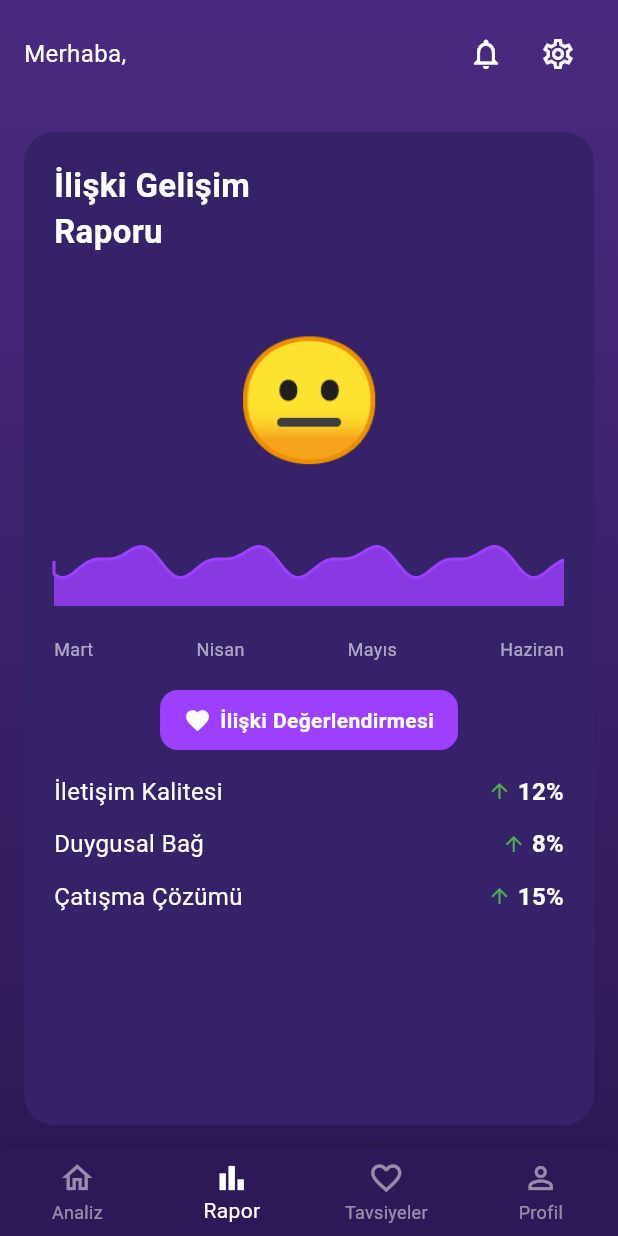
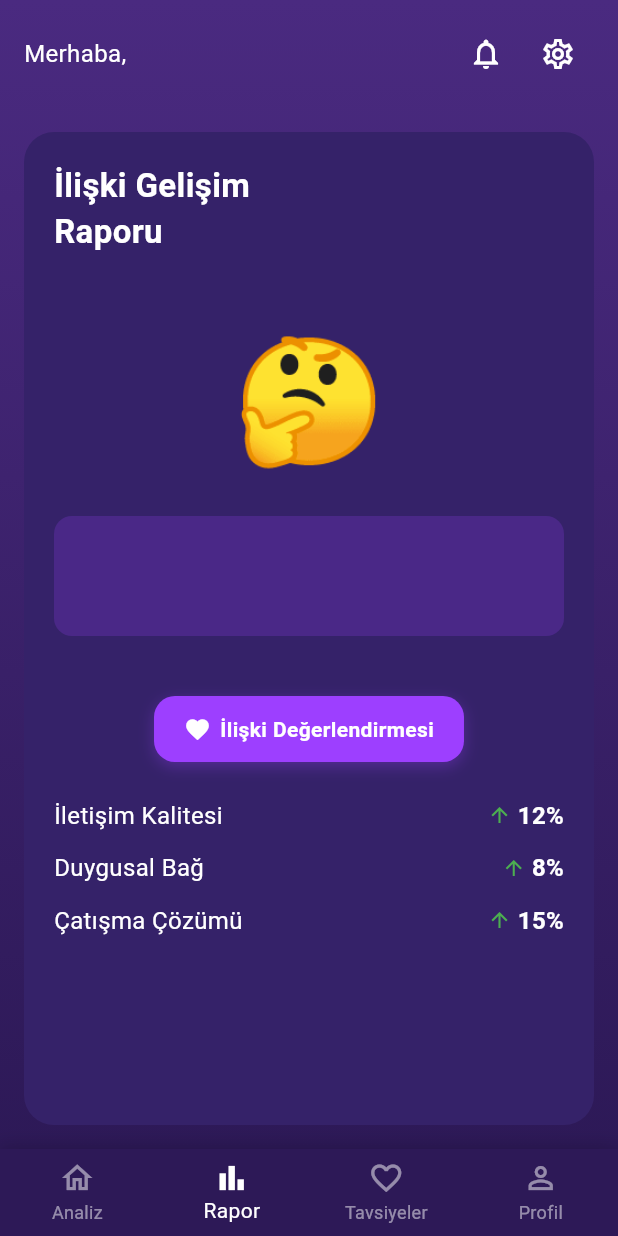
Before and after one commit to aligencturk/Flortya, a Flutter app: the screen it shows once a user with an empty profile is signed in, swiped to page 2, on a phone screen of 412 x 824 dp. Run offline on Flutter 3.47's test engine with Material 3 defaults, Android fonts, the phone set to English and light mode, and no system bars; drawn by our look-alikes of flutter_animate; our stand-ins replace cloud_firestore, firebase_auth, firebase_core, firebase_storage, flutter_dotenv, flutter_keyboard_visibility and 6 more; missing offline and left inert: firebase_app_check; accounts and stored records are empty; network calls fail; Roboto replaces fonts that are missing (Nunito).

Commit message:
HomeView'de ilişki raporu sekmesine ReportViewModel eklendi. İlişki puanı hesaplama ve gösterme işlevselliği geliştirildi. Dalga animasyonu ve emoji gösterimi, ilişki puanına göre güncellendi. Kod yapısı ve okunabilirlik artırıldı.

```diff
--- a/lib/views/home_view.dart
+++ b/lib/views/home_view.dart
@@ -10,6 +10,7 @@ import '../viewmodels/auth_viewmodel.dart';
 import '../viewmodels/message_viewmodel.dart';
 import '../viewmodels/profile_viewmodel.dart';
 import '../viewmodels/advice_viewmodel.dart';
+import '../viewmodels/report_viewmodel.dart';
 import '../controllers/home_controller.dart';
 import '../app_router.dart';
 
@@ -915,6 +916,19 @@ class _HomeViewState extends State<HomeView> {
 
   // İlişki Raporu Tab
   Widget _buildRelationshipReportTab(BuildContext context) {
+    // Ekrandaki hata: Consumer kullanarak ReportViewModel içindeki değişimleri dinlemeliyiz
+    return Consumer<ReportViewModel>(
+      builder: (context, reportViewModel, _) {
+        // İlişki puanını al (varsa)
+        int? relationshipScore;
+        if (reportViewModel.reportResult != null && reportViewModel.reportResult!.containsKey('relationship_type')) {
+          final relationshipType = reportViewModel.reportResult!['relationship_type'] as String;
+          relationshipScore = _calculateRelationshipScore(relationshipType);
+          debugPrint('İlişki tipi: $relationshipType, Puan: $relationshipScore');
+        } else {
+          debugPrint('Rapor henüz oluşturulmamış');
+        }
+
         return SafeArea(
           child: Column(
             children: [
@@ -976,7 +990,7 @@ class _HomeViewState extends State<HomeView> {
 
                         const SizedBox(height: 24),
 
-                    // İlişki Gelişim Grafiği
+                        // İlişki Gelişim Görselleştirmesi - Emoji ve Dalga Animasyonu
                         Container(
                           height: 250,
                           width: double.infinity,
@@ -985,51 +999,59 @@ class _HomeViewState extends State<HomeView> {
                               // Emoji Göstergesi
                               const SizedBox(height: 16),
                               Text(
-                            _getRelationshipEmoji(60), // İlişki puanını burada belirleyin (örnek: 60)
+                                _getRelationshipEmoji(relationshipScore),
                                 style: const TextStyle(fontSize: 80),
-                          ),
+                              )
+                              .animate()
+                              .fadeIn(duration: 600.ms)
+                              .slide(begin: const Offset(0, -0.5), end: Offset.zero),
 
                               const SizedBox(height: 20),
 
                               // Dalga Animasyonu
                               SizedBox(
-                            height: 60,
+                                height: 80,
                                 width: double.infinity,
-                            child: _buildWaveAnimation(60, const Color(0xFF9D3FFF)), // İlişki puanını burada belirleyin
+                                child: relationshipScore != null
+                                  ? _buildWaveAnimation(relationshipScore, const Color(0xFF9D3FFF))
+                                  : Container(
+                                    decoration: BoxDecoration(
+                                      color: const Color(0xFF9D3FFF).withOpacity(0.2),
+                                      borderRadius: BorderRadius.circular(12),
+                                    ),
+                                  ),
+                              )
+                              .animate()
+                              .fadeIn(delay: 200.ms, duration: 600.ms),
+                            ],
+                          ),
                         ),
 
                         const SizedBox(height: 20),
 
-                          // Ayları göster
-                          Row(
-                            mainAxisAlignment: MainAxisAlignment.spaceBetween,
-                            children: [
-                              const Text('Mart', style: TextStyle(color: Colors.white60, fontSize: 12)),
-                              const Text('Nisan', style: TextStyle(color: Colors.white60, fontSize: 12)),
-                              const Text('Mayıs', style: TextStyle(color: Colors.white60, fontSize: 12)),
-                              const Text('Haziran', style: TextStyle(color: Colors.white60, fontSize: 12)),
-                            ],
-                          ),
-                        ],
-                      ),
-                    ),
-
-                    const SizedBox(height: 16),
-
-                    // İlişki Değerlendirmesi Butonu - Buraya taşındı
+                        // İlişki Değerlendirmesi Butonu
                         Center(
                           child: Container(
-                        padding: const EdgeInsets.symmetric(horizontal: 16, vertical: 10),
+                            padding: const EdgeInsets.symmetric(horizontal: 20, vertical: 12),
                             decoration: BoxDecoration(
                               color: const Color(0xFF9D3FFF),
-                          borderRadius: BorderRadius.circular(12),
+                              borderRadius: BorderRadius.circular(14),
+                              boxShadow: [
+                                BoxShadow(
+                                  color: const Color(0xFF9D3FFF).withOpacity(0.3),
+                                  blurRadius: 8,
+                                  offset: const Offset(0, 3),
+                                ),
+                              ],
                             ),
                             child: InkWell(
                               onTap: () {
+                                // AppRouter.reportRoute yerine AppRouter.report kullanılmalı
+                                // veya doğrudan _showRelationshipEvaluation metodu kullanılmalı
                                 _showRelationshipEvaluation(context);
                               },
                               child: Row(
-                            mainAxisSize: MainAxisSize.min, // Buton içeriği kadar yer kaplasın
+                                mainAxisSize: MainAxisSize.min,
                                 children: [
                                   const Icon(
                                     Icons.favorite,
@@ -1051,7 +1073,7 @@ class _HomeViewState extends State<HomeView> {
                           ),
                         ),
 
-                    const SizedBox(height: 16),
+                        const SizedBox(height: 24),
 
                         // Alt kategoriler değişim oranları
                         _buildCategoryChangeRow('İletişim Kalitesi', 12, true),
@@ -1072,6 +1094,30 @@ class _HomeViewState extends State<HomeView> {
         )
         .animate()
         .fadeIn(duration: 300.ms);
+      },
+    );
+  }
+
+  // İlişki tipini puana dönüştürme
+  int _calculateRelationshipScore(String relationshipType) {
+    final Map<String, int> typeScores = {
+      'Güven Odaklı': 85,
+      'Tutkulu': 75,
+      'Uyumlu': 80,
+      'Dengeli': 90,
+      'Mesafeli': 60,
+      'Kaçıngan': 50,
+      'Endişeli': 55,
+      'Çatışmalı': 40,
+      'Kararsız': 60,
+      'Gelişmekte Olan': 70,
+      'Gelişmekte Olan, Güven Sorunları Olan': 65,
+      'Sağlıklı': 95,
+      'Zorlayıcı': 45,
+      'Belirsiz': 65,
+    };
+
+    return typeScores[relationshipType] ?? 65;
   }
 
   // Kategori değişim satırını oluşturan yardımcı fonksiyon
@@ -2822,12 +2868,13 @@ class _HomeViewState extends State<HomeView> {
   }
 
   // İlişki uyum emojisi belirleme
-  String _getRelationshipEmoji(int score) {
-    if (score >= 90) return '😍'; // Mükemmel uyum
-    if (score >= 70) return '😊'; // İyi uyum
-    if (score >= 50) return '😐'; // Orta düzey uyum
-    if (score >= 30) return '😟'; // Düşen uyum
-    return '😢'; // Riskli ilişki durumu
+  String _getRelationshipEmoji(int? score) {
+    if (score == null) return '🤔'; // Henüz analiz yapılmadıysa
+
+    if (score >= 90) return '😊'; // 90-100 puan - mutlu emoji
+    if (score >= 60) return '🙂'; // 60-89 puan - nötr emoji
+    if (score >= 40) return '😟'; // 40-59 puan - endişeli emoji
+    return '😢'; // 0-39 puan - üzgün emoji
   }
 
   // Dalga animasyonu oluşturma
@@ -2836,27 +2883,41 @@ class _HomeViewState extends State<HomeView> {
     final double waveFrequency = _getWaveFrequency(score);
     final double waveHeight = _getWaveHeight(score);
 
-    return AnimatedWave(
-      color: baseColor,
+    // Skora göre renk değiştirme
+    final Color waveColor = _getWaveColor(score);
+
+    return ClipRRect(
+      borderRadius: BorderRadius.circular(12),
+      child: AnimatedWave(
+        color: waveColor,
         frequency: waveFrequency,
         amplitude: waveHeight,
-    );
+      ),
+    );
+  }
+
+  // Dalga rengini puana göre ayarlama
+  Color _getWaveColor(int score) {
+    if (score >= 90) return const Color(0xFF9D3FFF); // Mor - En iyi puan
+    if (score >= 60) return const Color(0xFF7B68EE); // Lavanta
+    if (score >= 40) return const Color(0xFFFF6B6B); // Turuncu-Kırmızı
+    return const Color(0xFFFF4500);  // Kırmızı - En düşük puan
   }
 
   // Dalga frekansını puana göre ayarlama (düşük puan = daha hızlı ve düzensiz dalga)
   double _getWaveFrequency(int score) {
-    if (score >= 80) return 0.05; // Sakin, yavaş dalga
-    if (score >= 60) return 0.08; // Orta hızda dalga
-    if (score >= 40) return 0.12; // Biraz hızlı dalga
-    return 0.15; // Çok hızlı ve düzensiz dalga
+    if (score >= 90) return 0.03; // 90-100 puan - Çok sakin, yavaş dalga
+    if (score >= 60) return 0.06; // 60-89 puan - Orta hızda dalga
+    if (score >= 40) return 0.10; // 40-59 puan - Hızlı dalga
+    return 0.15; // 0-39 puan - Çok hızlı ve düzensiz dalga
   }
 
   // Dalga yüksekliğini puana göre ayarlama (düşük puan = daha yüksek dalga)
   double _getWaveHeight(int score) {
-    if (score >= 80) return 5; // Çok sakin, düşük dalga
-    if (score >= 60) return 8; // Orta yükseklikte dalga
-    if (score >= 40) return 12; // Yüksek dalga
-    return 16; // Çok yüksek, şiddetli dalga
+    if (score >= 90) return 4;  // 90-100 puan - Çok düşük, yumuşak dalga
+    if (score >= 60) return 8;  // 60-89 puan - Orta yükseklikte dalga
+    if (score >= 40) return 12; // 40-59 puan - Yüksek dalga
+    return 18; // 0-39 puan - Çok yüksek, sert ve düzensiz dalga
   }
 }
 
@@ -2891,7 +2952,7 @@ class _AnimatedWaveState extends State<AnimatedWave> with SingleTickerProviderSt
     _controller = AnimationController(
       vsync: this,
       // İlişki puanına göre farklı hızda hareket eden animasyon
-      duration: Duration(milliseconds: (5000 / widget.frequency).round()),
+      duration: Duration(milliseconds: (3000 / widget.frequency).round()),
     );
 
     // Sürekli tekrarlayan animasyon
@@ -2919,6 +2980,7 @@ class _AnimatedWaveState extends State<AnimatedWave> with SingleTickerProviderSt
             amplitude: widget.amplitude,
             phase: _animation.value,
           ),
+          size: Size.infinite,
           child: Container(),
         );
       },
@@ -2973,11 +3035,11 @@ class WavePainter extends CustomPainter {
     // Dalgalı alanı doldur
     canvas.drawPath(path, paint);
 
-    // Dalga çizgisini de çiz
+    // Dalga çizgisini de çiz (daha kalın ve belirgin)
     final strokePaint = Paint()
       ..color = color
       ..style = PaintingStyle.stroke
-      ..strokeWidth = 2;
+      ..strokeWidth = 3.0;
 
     final linePath = Path();
     linePath.moveTo(0, height / 2);
```
Lines whose indentation alone changed are shown as unchanged.
